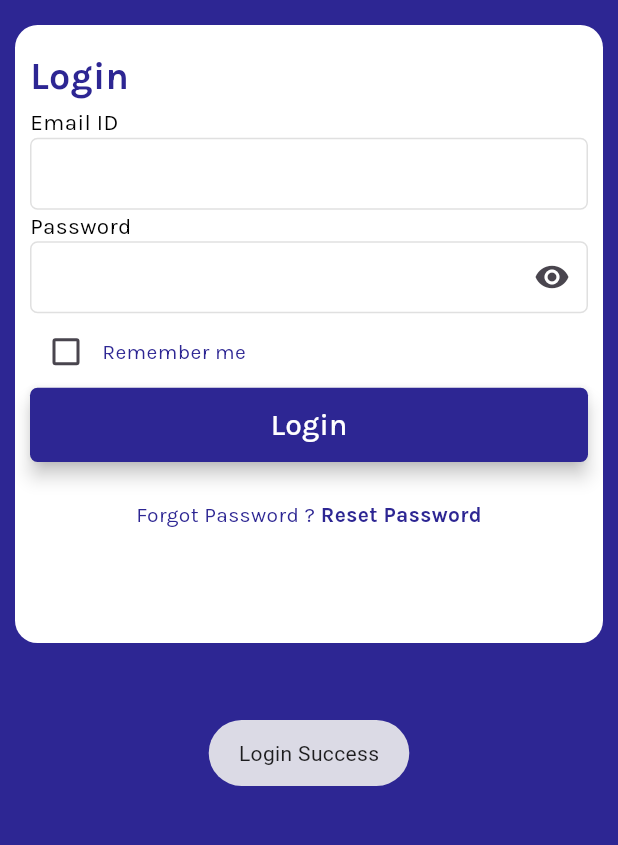
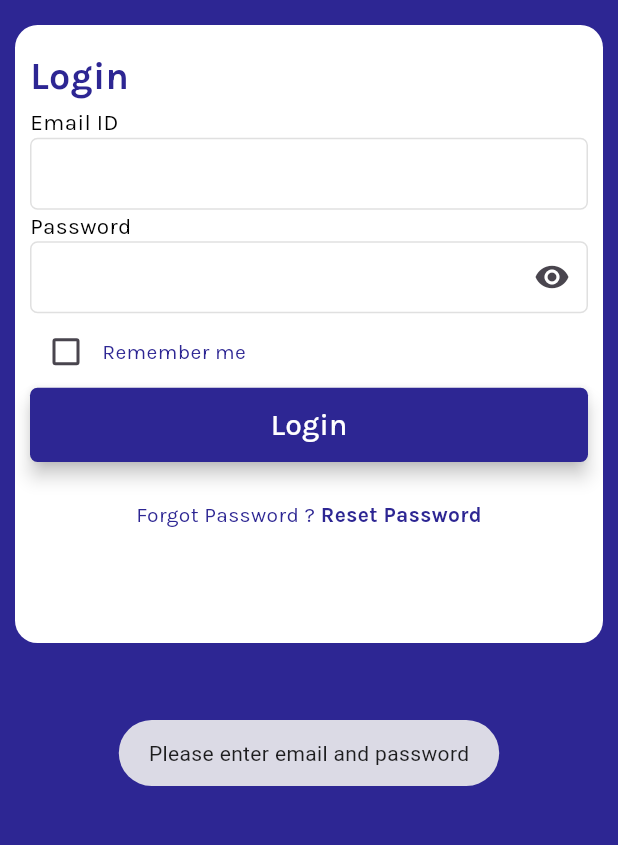
Before and after one commit to iroofsoftware-sketch/iRoof, a Flutter app: the Loginpage screen opened directly, after a tap on "Login", on a phone screen of 412 x 824 dp, the part 354-1199 px from its top. Run offline on Flutter 3.47's test engine with Material 3 defaults, Android fonts, the phone set to English and light mode, and no system bars; our stand-ins replace dio, flutter_secure_storage, fluttertoast, get, google_fonts, photo_view; missing offline and left inert: circular_bottom_navigation; accounts and stored records are empty.

Commit message:
feat: Flutter mobile app wired to backend API - login, profile, site visits, status update, forgot password, OTP, reset password, image upload service

```diff
--- a/mobile/lib/presentation/createnewpassword/controller/createnewpasswordcontroller.dart
+++ b/mobile/lib/presentation/createnewpassword/controller/createnewpasswordcontroller.dart
@@ -1,9 +1,63 @@
+import 'package:fluttertoast/fluttertoast.dart';
 import 'package:get/get.dart';
+import 'package:iroofing/services/api_service.dart';
+import 'package:iroofing/presentation/login/ui/loginpage.dart';
 
-class CreateNewPasswordController extends GetxController
-{
+class CreateNewPasswordController extends GetxController {
   var showpassword = false.obs;
-  toggleshowpassword(){
+  var isLoading = false.obs;
+
+  toggleshowpassword() {
     showpassword.value = !showpassword.value;
   }
+
+  Future<void> resetPassword(String email, String password, String confirmPassword) async {
+    if (password.isEmpty || confirmPassword.isEmpty) {
+      Fluttertoast.showToast(
+        msg: "Please fill in all fields",
+        toastLength: Toast.LENGTH_SHORT,
+        gravity: ToastGravity.BOTTOM,
+      );
+      return;
+    }
+
+    if (password != confirmPassword) {
+      Fluttertoast.showToast(
+        msg: "Passwords do not match",
+        toastLength: Toast.LENGTH_SHORT,
+        gravity: ToastGravity.BOTTOM,
+      );
+      return;
+    }
+
+    if (password.length < 6) {
+      Fluttertoast.showToast(
+        msg: "Password must be at least 6 characters",
+        toastLength: Toast.LENGTH_SHORT,
+        gravity: ToastGravity.BOTTOM,
+      );
+      return;
+    }
+
+    isLoading.value = true;
+    try {
+      final response = await ApiService.resetPassword(email, password);
+      if (response.statusCode == 200) {
+        Fluttertoast.showToast(
+          msg: "Password reset successfully. Please login.",
+          toastLength: Toast.LENGTH_LONG,
+          gravity: ToastGravity.BOTTOM,
+        );
+        Get.offAll(() => Loginpage());
+      }
+    } catch (e) {
+      Fluttertoast.showToast(
+        msg: "Failed to reset password. Please try again.",
+        toastLength: Toast.LENGTH_LONG,
+        gravity: ToastGravity.BOTTOM,
+      );
+    } finally {
+      isLoading.value = false;
+    }
+  }
 }
--- a/mobile/lib/presentation/createnewpassword/ui/CreatenewpasswordScreen.dart
+++ b/mobile/lib/presentation/createnewpassword/ui/CreatenewpasswordScreen.dart
@@ -6,7 +6,6 @@ import 'package:iroofing/presentation/enterotp/ui/enterotp_screen.dart';
 
 import '../../../common/Color/Colordata.dart';
 
-import '../../../common/bottomsheet/ui/botttomsheet.dart';
 import '../../../common/common_textfield/common_textfield.dart';
 import '../../../common/elevted_button/ElevatedButton.dart';
 import '../../../common/text/textdata.dart';
@@ -14,7 +13,8 @@ import '../../../main.dart';
 import '../../login/ui/loginpage.dart';
 
 class Createnewpasswordscreen extends StatelessWidget {
-  const Createnewpasswordscreen({super.key});
+  final String email;
+  const Createnewpasswordscreen({super.key, required this.email});
 
   @override
   Widget build(BuildContext context) {
@@ -23,7 +23,7 @@ class Createnewpasswordscreen extends StatelessWidget {
     var conformpassword = TextEditingController();
     return PopScope(
       onPopInvoked: (didPop) {
-        Navi.toOff(EnterotpScreen(),transition: Transition.leftToRight);
+        Navi.toOff(EnterotpScreen(email: email),transition: Transition.leftToRight);
       },
       canPop: false,
       child: Scaffold(
@@ -140,7 +140,11 @@ class Createnewpasswordscreen extends StatelessWidget {
                           height: MyApp.height * .06,
                           borderRadius: BorderRadius.circular(5),
                           onPressed: () {
-                            Navi.to(Bottomsheetnavigation(),);
+                            controller.resetPassword(
+                              email,
+                              password.text.trim(),
+                              conformpassword.text.trim(),
+                            );
                           },
                           color: ColorData.maincolor,
                           elevation: 5,
--- a/mobile/lib/presentation/enterotp/ui/enterotp_screen.dart
+++ b/mobile/lib/presentation/enterotp/ui/enterotp_screen.dart
@@ -1,7 +1,7 @@
 import 'package:flutter/material.dart';
 import 'package:get/get.dart';
 import 'package:iroofing/common/Navigation/navigation.dart';
-import 'package:iroofing/presentation/createnewpassword/ui/CreatenewpasswordScreen.dart';
+
 import 'package:iroofing/presentation/enterotp/controller/enterotp_controller.dart';
 import 'package:iroofing/presentation/login/ui/loginpage.dart';
 
@@ -12,7 +12,8 @@ import '../../../common/text/textdata.dart';
 import '../../../main.dart';
 
 class EnterotpScreen extends StatelessWidget {
-  const EnterotpScreen({super.key});
+  final String email;
+  const EnterotpScreen({super.key, required this.email});
 
   @override
   Widget build(BuildContext context) {
@@ -91,12 +92,14 @@ class EnterotpScreen extends StatelessWidget {
                       SizedBox(
                         height: MyApp.height * .04,
                       ),
-                      CommonMaterialButton(
+                      Obx(() => controller.isLoading.value
+                        ? CircularProgressIndicator(color: ColorData.maincolor)
+                        : CommonMaterialButton(
                             width: double.infinity,
                             height: MyApp.height * .06,
                             borderRadius: BorderRadius.circular(10),
                             onPressed: () {
-                          Navi.toOff(Createnewpasswordscreen());
+                              controller.verifyOtp(email, otp.text.trim());
                             },
                             color: ColorData.maincolor,
                             elevation: 5,
@@ -104,6 +107,7 @@ class EnterotpScreen extends StatelessWidget {
                               text: "Continue",
                               color: ColorData.whitecolor,
                               fontSize: 20,
+                            ),
                           ),
                       ),
                       SizedBox(
--- a/mobile/lib/presentation/forgotpassword/controller/forgotpasswordcontroller.dart
+++ b/mobile/lib/presentation/forgotpassword/controller/forgotpasswordcontroller.dart
@@ -1,5 +1,40 @@
+import 'package:fluttertoast/fluttertoast.dart';
 import 'package:get/get.dart';
+import 'package:iroofing/presentation/enterotp/ui/enterotp_screen.dart';
+import 'package:iroofing/services/api_service.dart';
 
-class ForgotpasswordController extends GetxController{
+class ForgotpasswordController extends GetxController {
+  var isLoading = false.obs;
 
+  Future<void> sendOtp(String email) async {
+    if (email.isEmpty) {
+      Fluttertoast.showToast(
+        msg: "Please enter your email",
+        toastLength: Toast.LENGTH_SHORT,
+        gravity: ToastGravity.BOTTOM,
+      );
+      return;
+    }
+
+    isLoading.value = true;
+    try {
+      final response = await ApiService.requestOtp(email);
+      if (response.statusCode == 200) {
+        Fluttertoast.showToast(
+          msg: "OTP sent to your email",
+          toastLength: Toast.LENGTH_SHORT,
+          gravity: ToastGravity.BOTTOM,
+        );
+        Get.off(() => EnterotpScreen(email: email));
+      }
+    } catch (e) {
+      Fluttertoast.showToast(
+        msg: "Failed to send OTP. Check your email and try again.",
+        toastLength: Toast.LENGTH_LONG,
+        gravity: ToastGravity.BOTTOM,
+      );
+    } finally {
+      isLoading.value = false;
+    }
+  }
 }
--- a/mobile/lib/presentation/login/controller/logincontroller.dart
+++ b/mobile/lib/presentation/login/controller/logincontroller.dart
@@ -1,14 +1,63 @@
+import 'package:fluttertoast/fluttertoast.dart';
 import 'package:get/get.dart';
+import 'package:iroofing/services/api_service.dart';
+import 'package:iroofing/common/bottomsheet/ui/botttomsheet.dart';
 
-class LoginController extends GetxController
-{
+class LoginController extends GetxController {
   var showpassword = false.obs;
-  togglepass(){
+  var rememberme = false.obs;
+  var isLoading = false.obs;
+  String? userId;
+
+  togglepass() {
     showpassword.value = !showpassword.value;
   }
 
-  var reemberme = false.obs;
-  togglerememberme(){
-    reemberme.value =! reemberme.value;
+  togglerememberme() {
+    rememberme.value = !rememberme.value;
+  }
+
+  Future<void> login(String email, String password) async {
+    if (email.isEmpty || password.isEmpty) {
+      Fluttertoast.showToast(
+        msg: "Please enter email and password",
+        toastLength: Toast.LENGTH_SHORT,
+        gravity: ToastGravity.BOTTOM,
+      );
+      return;
+    }
+
+    isLoading.value = true;
+
+    try {
+      final response = await ApiService.login(email, password);
+
+      if (response.statusCode == 200) {
+        final data = response.data;
+        final token = data['token'];
+        final user = data['user'];
+
+        if (token != null) {
+          await ApiService.saveToken(token);
+          userId = user['_id'];
+
+          Fluttertoast.showToast(
+            msg: "Login Successful",
+            toastLength: Toast.LENGTH_SHORT,
+            gravity: ToastGravity.BOTTOM,
+          );
+
+          Get.offAll(() => Bottomsheetnavigation());
+        }
+      }
+    } catch (e) {
+      Fluttertoast.showToast(
+        msg: "Invalid email or password",
+        toastLength: Toast.LENGTH_LONG,
+        gravity: ToastGravity.BOTTOM,
+      );
+    } finally {
+      isLoading.value = false;
+    }
   }
 }
--- a/mobile/lib/presentation/login/ui/loginpage.dart
+++ b/mobile/lib/presentation/login/ui/loginpage.dart
@@ -1,10 +1,8 @@
 import 'package:flutter/material.dart';
 import 'package:flutter/services.dart';
-import 'package:fluttertoast/fluttertoast.dart';
 import 'package:get/get.dart';
 import 'package:iroofing/common/Color/Colordata.dart';
 import 'package:iroofing/common/Navigation/navigation.dart';
-import 'package:iroofing/common/bottomsheet/ui/botttomsheet.dart';
 import 'package:iroofing/common/common_textfield/common_textfield.dart';
 import 'package:iroofing/common/elevted_button/ElevatedButton.dart';
 import 'package:iroofing/common/text/textdata.dart';
@@ -108,7 +106,7 @@ class Loginpage extends StatelessWidget {
                           Obx(
                             () => Checkbox(
                               activeColor: ColorData.maincolor,
-                              value: controller.reemberme.value,
+                              value: controller.rememberme.value,
                               onChanged: (value) {
                                 controller.togglerememberme();
                               },
@@ -120,17 +118,14 @@ class Loginpage extends StatelessWidget {
                           )
                         ],
                       ),
-                      CommonMaterialButton(
+                      Obx(() => controller.isLoading.value
+                        ? Center(child: CircularProgressIndicator(color: ColorData.maincolor))
+                        : CommonMaterialButton(
                             width: double.infinity,
                             height: MyApp.height * .06,
                             borderRadius: BorderRadius.circular(5),
                             onPressed: () {
-                          Fluttertoast.showToast(
-                              msg: "Login Success",
-                              toastLength: Toast.LENGTH_SHORT,
-                              gravity: ToastGravity.BOTTOM,
-                          );
-                          Navi.toOff(Bottomsheetnavigation());
+                              controller.login(email.text.trim(), password.text.trim());
                             },
                             color: ColorData.maincolor,
                             elevation: 5,
@@ -138,6 +133,7 @@ class Loginpage extends StatelessWidget {
                               text: "Login",
                               color: ColorData.whitecolor,
                               fontSize: 20,
+                            ),
                           ),
                       ),
                       SizedBox(
```
Also changed, not shown: mobile/lib/presentation/enterotp/controller/enterotp_controller.dart (+38 -2 lines), mobile/lib/presentation/forgotpassword/ui/forgotpassword.dart (+6 -3 lines), mobile/lib/presentation/ongoingassignment_updatestatus/controller/ongoingassignmentupdatecontroller.dart (+40 -0 lines), mobile/lib/presentation/ongoingassignment_updatestatus/ui/ongoingassignmentupdatestatus.dart (+12 -6 lines), mobile/lib/presentation/profile/controller/profilecontroller.dart (+42 -1 lines), mobile/lib/presentation/profile/ui/profilescreen.dart (+10 -17 lines), mobile/lib/presentation/sitevisitassignment/controller/sitevisitorassignmentcontroller.dart (+32 -2 lines), mobile/lib/presentation/sitevisitassignment/ui/sitevisitorassignment_screen.dart (+58 -44 lines), mobile/lib/presentation/sitevisitassignment_details/ui/siteassignment_details.dart (+9 -6 lines), mobile/lib/services/api_service.dart (added, +161 -0 lines), mobile/pubspec.yaml (+4 -6 lines), mobile/pubspec.lock. Lines whose indentation alone changed are shown as unchanged.
